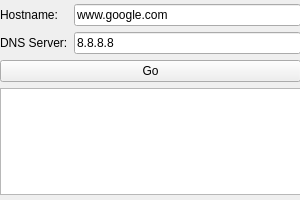
Old version of the form fgfw-lite/ui/remoteresolver.ui in the repository bylheart/fwlite.
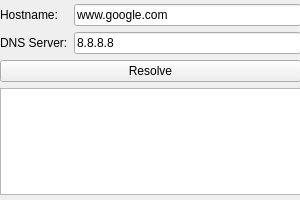
New version of the form.

```diff
--- a/fgfw-lite/ui/remoteresolver.ui
+++ b/fgfw-lite/ui/remoteresolver.ui
@@ -61,7 +61,7 @@
     <item>
      <widget class="QPushButton" name="goButton">
       <property name="text">
-       <string>Go</string>
+       <string>Resolve</string>
       </property>
      </widget>
     </item>
```
Left out of the diff: 3 changed lines with no effect on the pictures.
